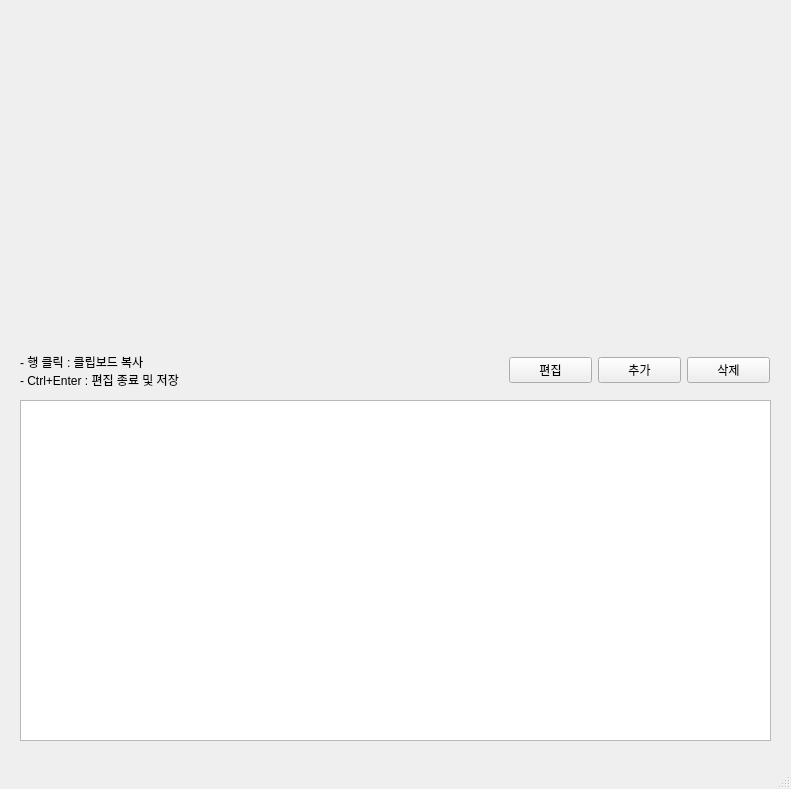
Before: the Qt Designer form mainWindow.ui in redzisu/memo-py, drawn with Qt 5.
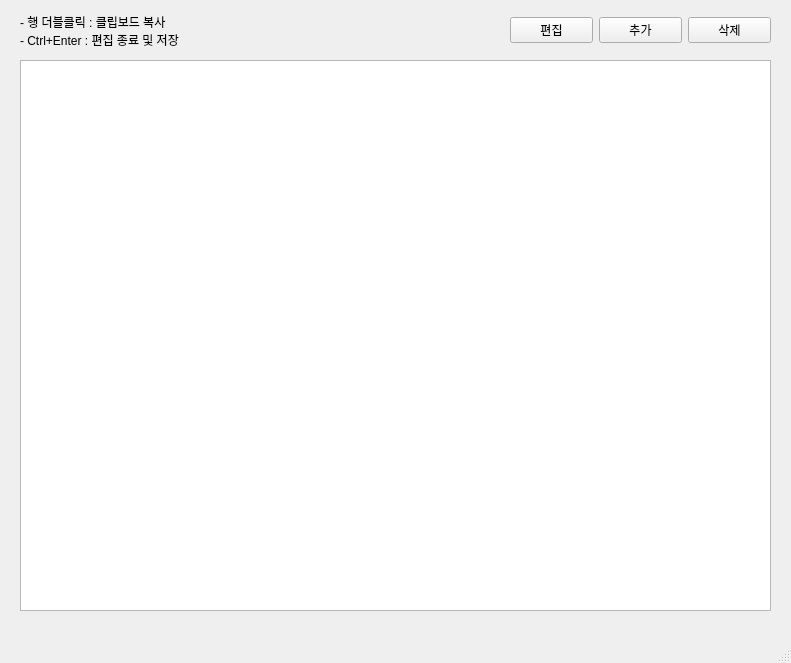
After: the same form once the commit is applied.

What changed in the file:
```diff
--- a/mainWindow.ui
+++ b/mainWindow.ui
@@ -7,7 +7,7 @@
     <x>0</x>
     <y>0</y>
     <width>791</width>
-    <height>789</height>
+    <height>663</height>
    </rect>
   </property>
   <property name="windowTitle">
@@ -18,9 +18,9 @@
     <property name="geometry">
      <rect>
       <x>20</x>
-      <y>400</y>
+      <y>60</y>
       <width>751</width>
-      <height>341</height>
+      <height>551</height>
      </rect>
     </property>
     <property name="styleSheet">
@@ -45,8 +45,8 @@
    <widget class="QWidget" name="horizontalLayoutWidget">
     <property name="geometry">
      <rect>
-      <x>509</x>
-      <y>350</y>
+      <x>510</x>
+      <y>10</y>
       <width>261</width>
       <height>41</height>
      </rect>
@@ -79,13 +79,13 @@
     <property name="geometry">
      <rect>
       <x>20</x>
-      <y>350</y>
+      <y>10</y>
       <width>301</width>
       <height>41</height>
      </rect>
     </property>
     <property name="text">
-     <string>- 행 클릭 : 클립보드 복사
+     <string>- 행 더블클릭 : 클립보드 복사
 - Ctrl+Enter : 편집 종료 및 저장</string>
     </property>
    </widget>
```
